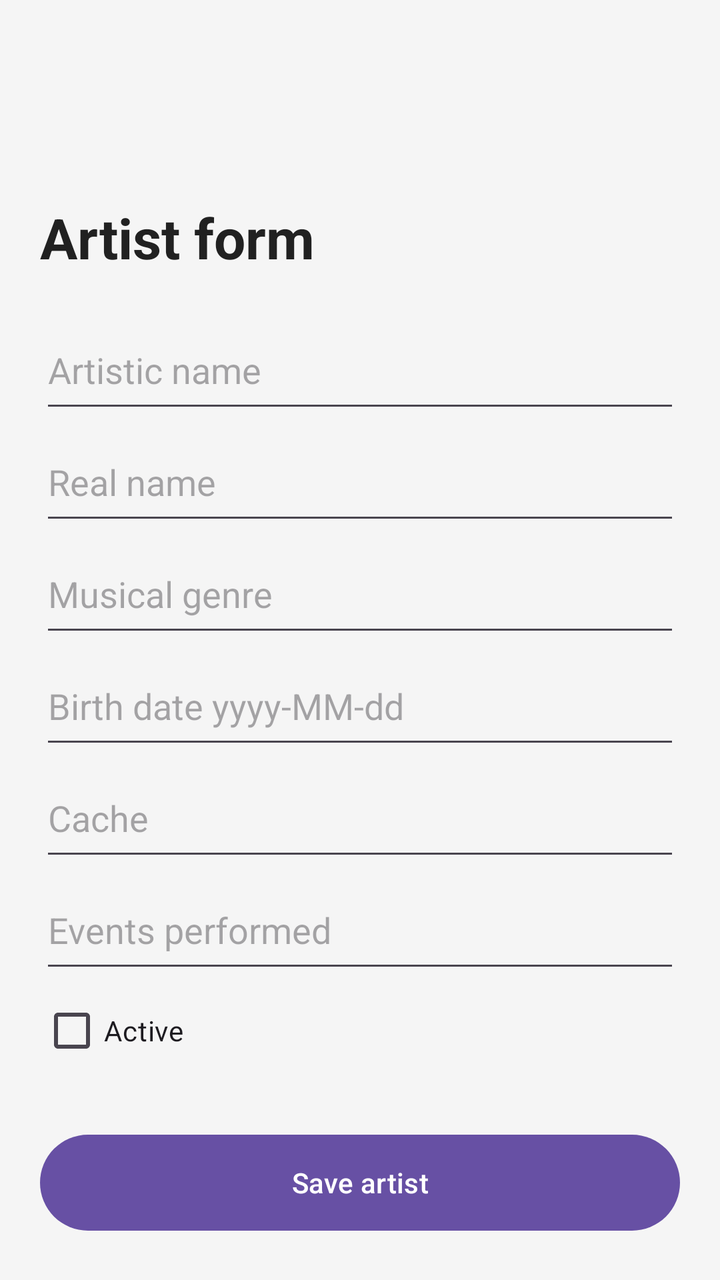
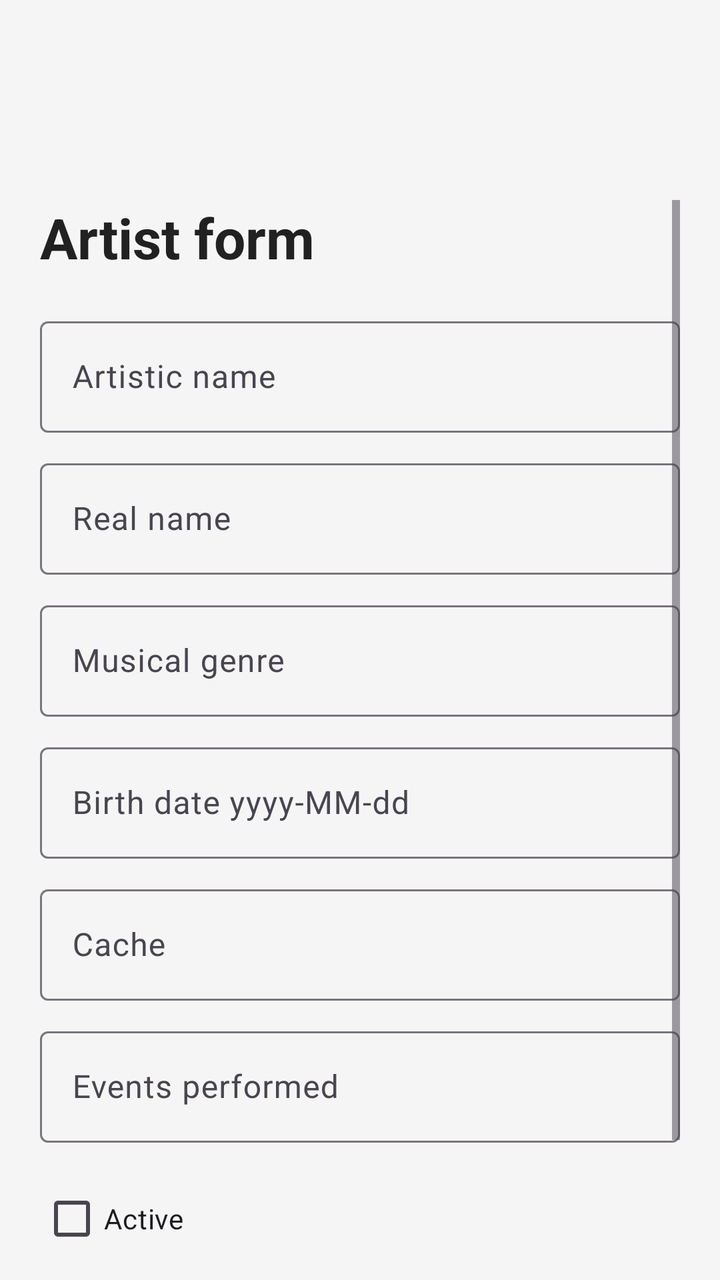

Screens rendered from an Android XML layout before and after an edit, with the pre-edit source and the edit as a unified diff.
<!-- AndroidManifest.xml: application theme Theme.AppEventia -->
<!-- res/layout/activity_artista_form.xml -->
<?xml version="1.0" encoding="utf-8"?>
<ScrollView
    xmlns:android="http://schemas.android.com/apk/res/android"
    android:layout_width="match_parent"
    android:layout_height="match_parent"
    android:paddingTop="100dp"
    android:paddingBottom="16dp"
    android:paddingHorizontal="20dp"
    android:background="#F5F5F5">

    <LinearLayout
        android:layout_width="match_parent"
        android:layout_height="wrap_content"
        android:orientation="vertical">

        <TextView
            android:id="@+id/artistaFormTitle"
            android:layout_width="match_parent"
            android:layout_height="wrap_content"
            android:text="Artist form"
            android:textSize="28sp"
            android:textStyle="bold"
            android:textColor="#212121"
            android:layout_marginBottom="18dp"/>

        <EditText
            android:id="@+id/nombreArtisticoInput"
            android:layout_width="match_parent"
            android:layout_height="56dp"
            android:hint="Artistic name"
            android:inputType="text" />

        <EditText
            android:id="@+id/nombreRealInput"
            android:layout_width="match_parent"
            android:layout_height="56dp"
            android:hint="Real name"
            android:inputType="text" />

        <EditText
            android:id="@+id/generoMusicalInput"
            android:layout_width="match_parent"
            android:layout_height="56dp"
            android:hint="Musical genre"
            android:inputType="text" />

        <EditText
            android:id="@+id/fechaNacimientoInput"
            android:layout_width="match_parent"
            android:layout_height="56dp"
            android:hint="Birth date yyyy-MM-dd"
            android:inputType="date" />

        <EditText
            android:id="@+id/cacheInput"
            android:layout_width="match_parent"
            android:layout_height="56dp"
            android:hint="Cache"
            android:inputType="numberDecimal" />

        <EditText
            android:id="@+id/eventosRealizadosInput"
            android:layout_width="match_parent"
            android:layout_height="56dp"
            android:hint="Events performed"
            android:inputType="number" />

        <CheckBox
            android:id="@+id/activoCheckbox"
            android:layout_width="wrap_content"
            android:layout_height="48dp"
            android:text="Active" />

        <Button
            android:id="@+id/guardarArtistaButton"
            android:layout_width="match_parent"
            android:layout_height="56dp"
            android:layout_marginTop="24dp"
            android:text="Save artist" />

    </LinearLayout>

</ScrollView>
<!-- resources referenced by this layout -->
<resources>
  <style name="Theme.AppEventia" parent="Base.Theme.AppEventia" />
  <style name="Base.Theme.AppEventia" parent="Theme.Material3.DayNight">
          
          
      </style>
</resources>

<!-- the commit's change to res/layout/activity_artista_form.xml (unified diff, before → after) -->
@@ -1,6 +1,7 @@
 <?xml version="1.0" encoding="utf-8"?>
 <ScrollView
     xmlns:android="http://schemas.android.com/apk/res/android"
+    xmlns:app="http://schemas.android.com/apk/res-auto"
     android:layout_width="match_parent"
     android:layout_height="match_parent"
     android:paddingTop="100dp"
@@ -23,47 +24,89 @@
             android:textColor="#212121"
             android:layout_marginBottom="18dp"/>
 
-        <EditText
-            android:id="@+id/nombreArtisticoInput"
+        <com.google.android.material.textfield.TextInputLayout
             android:layout_width="match_parent"
-            android:layout_height="56dp"
+            android:layout_height="wrap_content"
             android:hint="Artistic name"
-            android:inputType="text" />
+            android:layout_marginBottom="10dp"
+            app:boxBackgroundMode="outline">
 
-        <EditText
-            android:id="@+id/nombreRealInput"
+            <com.google.android.material.textfield.TextInputEditText
+                android:id="@+id/nombreArtisticoInput"
+                android:layout_width="match_parent"
+                android:layout_height="wrap_content"
+                android:inputType="text"/>
+        </com.google.android.material.textfield.TextInputLayout>
+
+        <com.google.android.material.textfield.TextInputLayout
             android:layout_width="match_parent"
-            android:layout_height="56dp"
+            android:layout_height="wrap_content"
             android:hint="Real name"
-            android:inputType="text" />
+            android:layout_marginBottom="10dp"
+            app:boxBackgroundMode="outline">
 
-        <EditText
-            android:id="@+id/generoMusicalInput"
+            <com.google.android.material.textfield.TextInputEditText
+                android:id="@+id/nombreRealInput"
+                android:layout_width="match_parent"
+                android:layout_height="wrap_content"
+                android:inputType="text"/>
+        </com.google.android.material.textfield.TextInputLayout>
+
+        <com.google.android.material.textfield.TextInputLayout
             android:layout_width="match_parent"
-            android:layout_height="56dp"
+            android:layout_height="wrap_content"
             android:hint="Musical genre"
-            android:inputType="text" />
+            android:layout_marginBottom="10dp"
+            app:boxBackgroundMode="outline">
 
-        <EditText
-            android:id="@+id/fechaNacimientoInput"
+            <com.google.android.material.textfield.TextInputEditText
+                android:id="@+id/generoMusicalInput"
+                android:layout_width="match_parent"
+                android:layout_height="wrap_content"
+                android:inputType="text"/>
+        </com.google.android.material.textfield.TextInputLayout>
+
+        <com.google.android.material.textfield.TextInputLayout
             android:layout_width="match_parent"
-            android:layout_height="56dp"
+            android:layout_height="wrap_content"
             android:hint="Birth date yyyy-MM-dd"
-            android:inputType="date" />
+            android:layout_marginBottom="10dp"
+            app:boxBackgroundMode="outline">
 
-        <EditText
-            android:id="@+id/cacheInput"
+            <com.google.android.material.textfield.TextInputEditText
+                android:id="@+id/fechaNacimientoInput"
+                android:layout_width="match_parent"
+                android:layout_height="wrap_content"
+                android:inputType="date"/>
+        </com.google.android.material.textfield.TextInputLayout>
+
+        <com.google.android.material.textfield.TextInputLayout
             android:layout_width="match_parent"
-            android:layout_height="56dp"
+            android:layout_height="wrap_content"
             android:hint="Cache"
-            android:inputType="numberDecimal" />
+            android:layout_marginBottom="10dp"
+            app:boxBackgroundMode="outline">
 
-        <EditText
-            android:id="@+id/eventosRealizadosInput"
+            <com.google.android.material.textfield.TextInputEditText
+                android:id="@+id/cacheInput"
+                android:layout_width="match_parent"
+                android:layout_height="wrap_content"
+                android:inputType="numberDecimal"/>
+        </com.google.android.material.textfield.TextInputLayout>
+
+        <com.google.android.material.textfield.TextInputLayout
             android:layout_width="match_parent"
-            android:layout_height="56dp"
+            android:layout_height="wrap_content"
             android:hint="Events performed"
-            android:inputType="number" />
+            android:layout_marginBottom="14dp"
+            app:boxBackgroundMode="outline">
+
+            <com.google.android.material.textfield.TextInputEditText
+                android:id="@+id/eventosRealizadosInput"
+                android:layout_width="match_parent"
+                android:layout_height="wrap_content"
+                android:inputType="number"/>
+        </com.google.android.material.textfield.TextInputLayout>
 
         <CheckBox
             android:id="@+id/activoCheckbox"
@@ -71,12 +114,13 @@
             android:layout_height="48dp"
             android:text="Active" />
 
-        <Button
+        <com.google.android.material.button.MaterialButton
             android:id="@+id/guardarArtistaButton"
             android:layout_width="match_parent"
             android:layout_height="56dp"
             android:layout_marginTop="24dp"
-            android:text="Save artist" />
+            android:text="Save artist"
+            app:cornerRadius="18dp"/>
 
     </LinearLayout>
 
